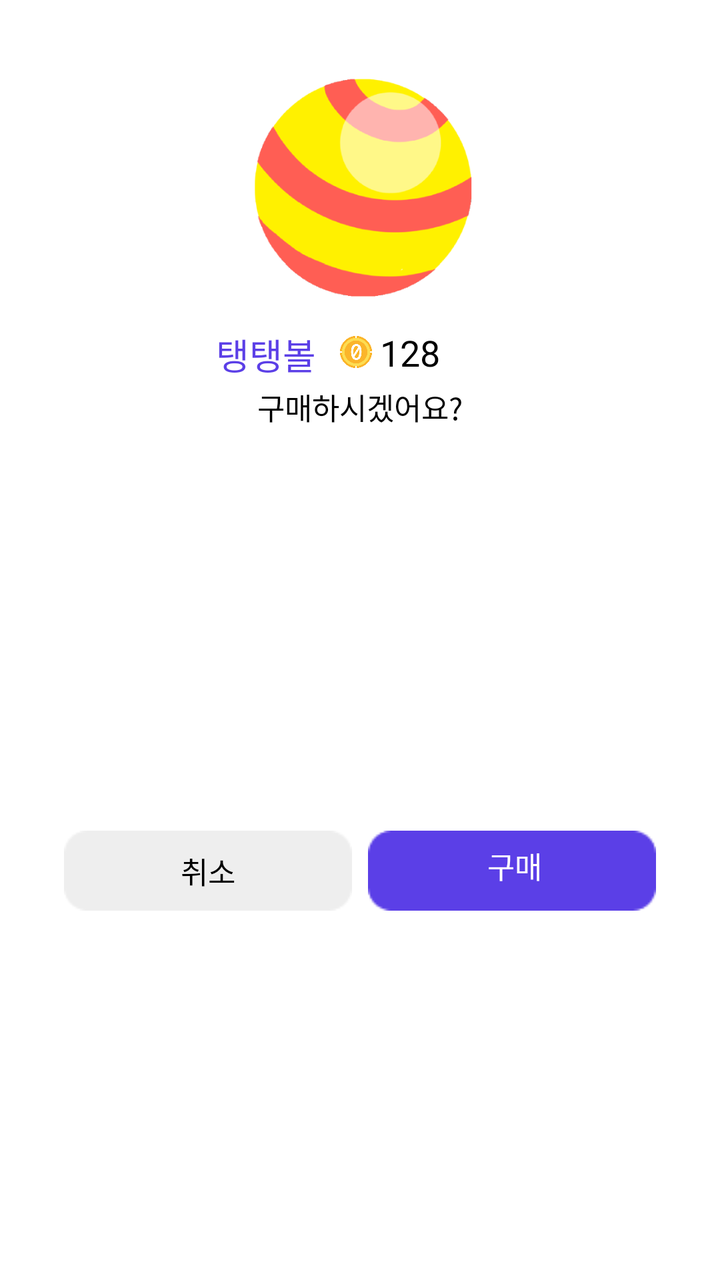
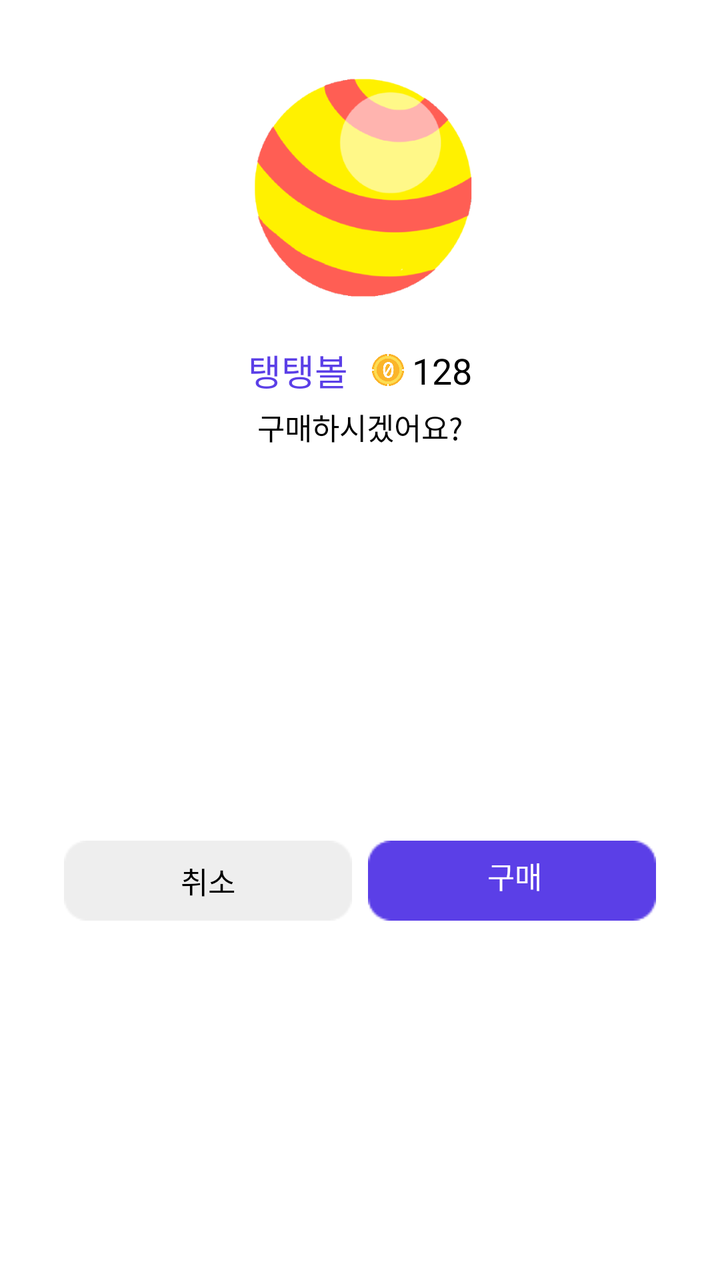

Screens rendered from an Android XML layout before and after an edit, with the pre-edit source and the edit as a unified diff.
<!-- AndroidManifest.xml: application theme Theme.Yeongkkuel -->
<!-- res/layout/dialog_purchase_success.xml -->
<?xml version="1.0" encoding="utf-8"?>
<androidx.constraintlayout.widget.ConstraintLayout
    xmlns:android="http://schemas.android.com/apk/res/android"
    xmlns:app="http://schemas.android.com/apk/res-auto"
    android:layout_width="328dp"
    android:layout_height="292dp"
    android:background="@drawable/bg_box_white">

    
    <ImageView
        android:id="@+id/img_product"
        android:layout_width="140dp"
        android:layout_height="140dp"
        android:src="@drawable/img_product_toy1"
        android:layout_marginTop="24dp"
        app:layout_constraintTop_toTopOf="parent"
        app:layout_constraintStart_toStartOf="parent"
        app:layout_constraintEnd_toEndOf="parent" />

    
    <TextView
        android:id="@+id/tv_product_name"
        android:layout_width="wrap_content"
        android:layout_height="wrap_content"
        android:text="탱탱볼"
        android:textSize="18sp"
        android:textStyle="normal"
        android:textColor="@color/main1"
        android:layout_marginStart="108dp"
        app:layout_constraintTop_toBottomOf="@id/img_product"
        app:layout_constraintStart_toStartOf="parent" />

    <ImageView
        android:layout_width="16dp"
        android:layout_height="16dp"
        android:id="@+id/ic_coin"
        android:src="@drawable/ic_coin"
        android:layout_marginTop="4dp"
        android:layout_marginStart="12dp"
        app:layout_constraintStart_toEndOf="@id/tv_product_name"
        app:layout_constraintTop_toBottomOf="@id/img_product"/>

    
    <TextView
        android:id="@+id/tv_product_price"
        android:layout_width="wrap_content"
        android:layout_height="wrap_content"
        android:layout_marginStart="4dp"
        android:text="128"
        android:textSize="18sp"
        android:textColor="@color/black"
        app:layout_constraintTop_toBottomOf="@id/img_product"
        app:layout_constraintStart_toEndOf="@id/ic_coin"
/>

    
    <TextView
        android:id="@+id/tv_purchase_question"
        android:layout_width="wrap_content"
        android:layout_height="wrap_content"
        android:layout_marginTop="4dp"
        android:text="구매하시겠어요?"
        android:textSize="15sp"
        android:textColor="@color/black"
        app:layout_constraintTop_toBottomOf="@id/tv_product_price"
        app:layout_constraintStart_toStartOf="parent"
        app:layout_constraintEnd_toEndOf="parent" />

    
    <LinearLayout
        android:id="@+id/ly_buttons"
        android:layout_width="match_parent"
        android:layout_height="40dp"
        android:layout_marginTop="28dp"
        android:layout_marginBottom="12dp"
        app:layout_constraintTop_toBottomOf="@id/tv_purchase_question"
        app:layout_constraintStart_toStartOf="parent"
        app:layout_constraintBottom_toBottomOf="parent"
        android:orientation="horizontal"
        android:gravity="center">

        
        <FrameLayout
            android:layout_width="144dp"
            android:layout_height="40dp">

            <ImageView
                android:id="@+id/bg_purchase_cancel"
                android:layout_width="match_parent"
                android:layout_height="match_parent"
                android:src="@drawable/bg_box_gray" />

            <TextView
                android:id="@+id/tv_purchase_cancel"
                android:layout_width="match_parent"
                android:layout_height="match_parent"
                android:gravity="center"
                android:text="취소"
                android:textSize="15sp"
                android:textColor="@color/black" />
        </FrameLayout>

        
        <FrameLayout
            android:layout_width="144dp"
            android:layout_height="40dp"
            android:layout_marginStart="8dp">

            <ImageView
                android:id="@+id/bg_purchase_confirm"
                android:layout_width="match_parent"
                android:layout_height="match_parent"
                android:src="@drawable/bg_box_purple" />

            <TextView
                android:id="@+id/tv_purchase_confirm"
                android:layout_width="147dp"
                android:layout_height="35dp"
                android:gravity="center"
                android:text="구매"
                android:textColor="@color/white"
                android:textSize="15sp" />
        </FrameLayout>
    </LinearLayout>
</androidx.constraintlayout.widget.ConstraintLayout>
<!-- resources referenced by this layout -->
<resources>
  <color name="black">#FF000000</color>
  <color name="main1">#5B3FE7</color>
  <color name="white">#FFFFFFFF</color>
  <!-- drawable bg_box_gray: png bitmap (drawable, 574 bytes) -->
  <!-- drawable bg_box_purple: png bitmap (drawable, 614 bytes) -->
  <!-- drawable bg_box_white (drawable) -->
  <?xml version="1.0" encoding="utf-8"?>
  <shape xmlns:android="http://schemas.android.com/apk/res/android">
      <solid android:color="@color/white"/>
      <corners android:radius="30dp"/>
  
  </shape>
  <!-- drawable ic_coin: png bitmap (drawable, 29031 bytes) -->
  <!-- drawable img_product_toy1: png bitmap (drawable, 25927 bytes) -->
  <style name="Theme.Yeongkkuel" parent="Base.Theme.Yeongkkuel" />
  <style name="Base.Theme.Yeongkkuel" parent="Theme.Material3.DayNight.NoActionBar">
          <item name="android:windowBackground">@android:color/white</item>
      </style>
</resources>

<!-- the commit's change to res/layout/dialog_purchase_success.xml (unified diff, before → after) -->
@@ -18,40 +18,45 @@
         app:layout_constraintEnd_toEndOf="parent" />
 
     
-    <TextView
-        android:id="@+id/tv_product_name"
+    <LinearLayout
+        android:id="@+id/ly_product_info"
         android:layout_width="wrap_content"
         android:layout_height="wrap_content"
-        android:text="탱탱볼"
-        android:textSize="18sp"
-        android:textStyle="normal"
-        android:textColor="@color/main1"
-        android:layout_marginStart="108dp"
+        android:layout_marginTop="8dp"
+        android:orientation="horizontal"
+        android:gravity="center_vertical"
         app:layout_constraintTop_toBottomOf="@id/img_product"
-        app:layout_constraintStart_toStartOf="parent" />
+        app:layout_constraintStart_toStartOf="parent"
+        app:layout_constraintEnd_toEndOf="parent">
 
-    <ImageView
-        android:layout_width="16dp"
-        android:layout_height="16dp"
-        android:id="@+id/ic_coin"
-        android:src="@drawable/ic_coin"
-        android:layout_marginTop="4dp"
-        android:layout_marginStart="12dp"
-        app:layout_constraintStart_toEndOf="@id/tv_product_name"
-        app:layout_constraintTop_toBottomOf="@id/img_product"/>
+        
+        <TextView
+            android:id="@+id/tv_product_name"
+            android:layout_width="wrap_content"
+            android:layout_height="wrap_content"
+            android:text="탱탱볼"
+            android:textSize="18sp"
+            android:textStyle="normal"
+            android:textColor="@color/main1" />
 
-    
-    <TextView
-        android:id="@+id/tv_product_price"
-        android:layout_width="wrap_content"
-        android:layout_height="wrap_content"
-        android:layout_marginStart="4dp"
-        android:text="128"
-        android:textSize="18sp"
-        android:textColor="@color/black"
-        app:layout_constraintTop_toBottomOf="@id/img_product"
-        app:layout_constraintStart_toEndOf="@id/ic_coin"
-/>
+        
+        <ImageView
+            android:id="@+id/ic_coin"
+            android:layout_width="16dp"
+            android:layout_height="16dp"
+            android:src="@drawable/ic_coin"
+            android:layout_marginStart="12dp" />
+
+        
+        <TextView
+            android:id="@+id/tv_product_price"
+            android:layout_width="wrap_content"
+            android:layout_height="wrap_content"
+            android:layout_marginStart="4dp"
+            android:text="128"
+            android:textSize="18sp"
+            android:textColor="@color/black" />
+    </LinearLayout>
 
     
     <TextView
@@ -62,7 +67,7 @@
         android:text="구매하시겠어요?"
         android:textSize="15sp"
         android:textColor="@color/black"
-        app:layout_constraintTop_toBottomOf="@id/tv_product_price"
+        app:layout_constraintTop_toBottomOf="@id/ly_product_info"
         app:layout_constraintStart_toStartOf="parent"
         app:layout_constraintEnd_toEndOf="parent" />
 
@@ -73,11 +78,11 @@
         android:layout_height="40dp"
         android:layout_marginTop="28dp"
         android:layout_marginBottom="12dp"
+        android:orientation="horizontal"
+        android:gravity="center"
         app:layout_constraintTop_toBottomOf="@id/tv_purchase_question"
         app:layout_constraintStart_toStartOf="parent"
-        app:layout_constraintBottom_toBottomOf="parent"
-        android:orientation="horizontal"
-        android:gravity="center">
+        app:layout_constraintBottom_toBottomOf="parent">
 
         
         <FrameLayout
